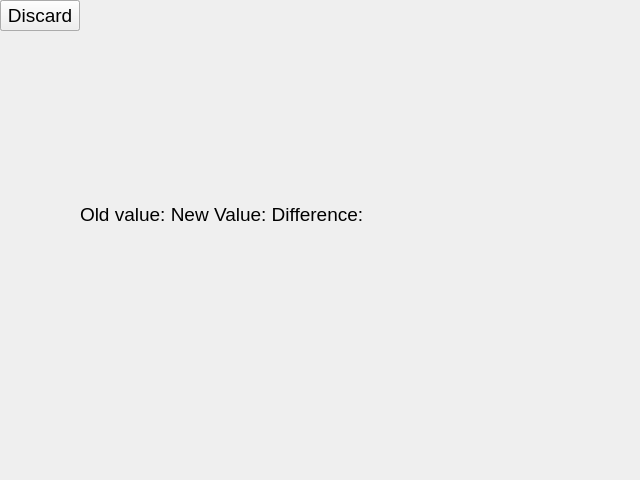
Old version of the form mesoSPIM/gui/mesoSPIM_Optimizer_Results.ui in the repository mesoSPIM/mesoSPIM-control.
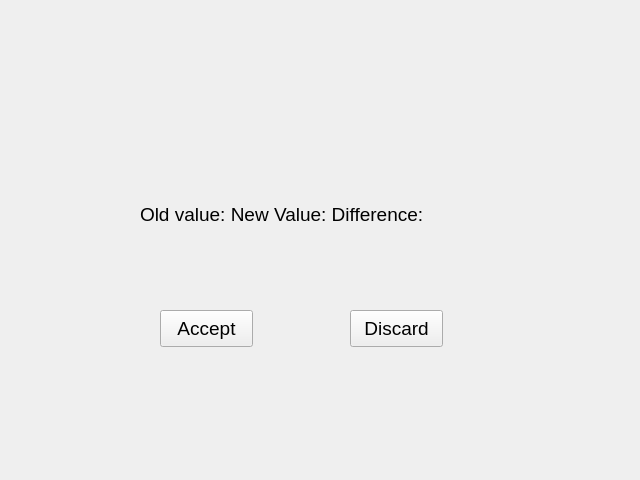
New version of the form.

Commit message: autofocus button added and connected. Testing in situ!

Patch:
```diff
--- a/mesoSPIM/gui/mesoSPIM_Optimizer_Results.ui
+++ b/mesoSPIM/gui/mesoSPIM_Optimizer_Results.ui
@@ -16,7 +16,7 @@
   <widget class="QLabel" name="label_results">
    <property name="geometry">
     <rect>
-     <x>80</x>
+     <x>140</x>
      <y>200</y>
      <width>342</width>
      <height>28</height>
@@ -35,6 +35,14 @@
    <property name="enabled">
     <bool>true</bool>
    </property>
+   <property name="geometry">
+    <rect>
+     <x>160</x>
+     <y>310</y>
+     <width>93</width>
+     <height>37</height>
+    </rect>
+   </property>
    <property name="font">
     <font>
      <pointsize>14</pointsize>
@@ -48,6 +56,14 @@
    <property name="enabled">
     <bool>true</bool>
    </property>
+   <property name="geometry">
+    <rect>
+     <x>350</x>
+     <y>310</y>
+     <width>93</width>
+     <height>37</height>
+    </rect>
+   </property>
    <property name="font">
     <font>
      <pointsize>14</pointsize>
```
The commit also changes 3 other files.
